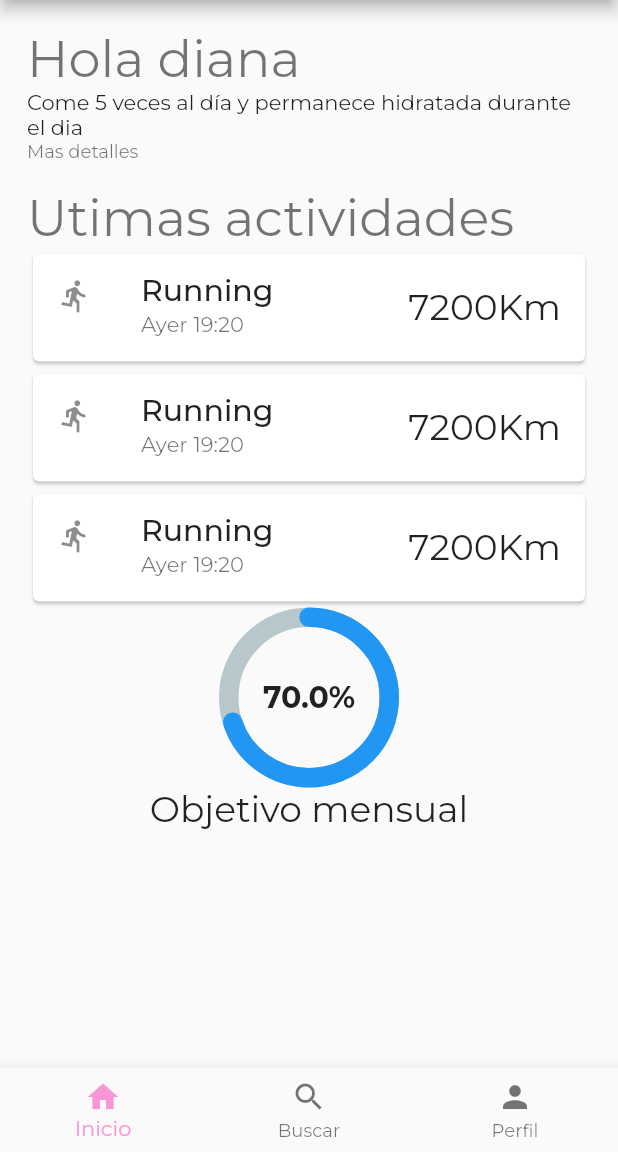
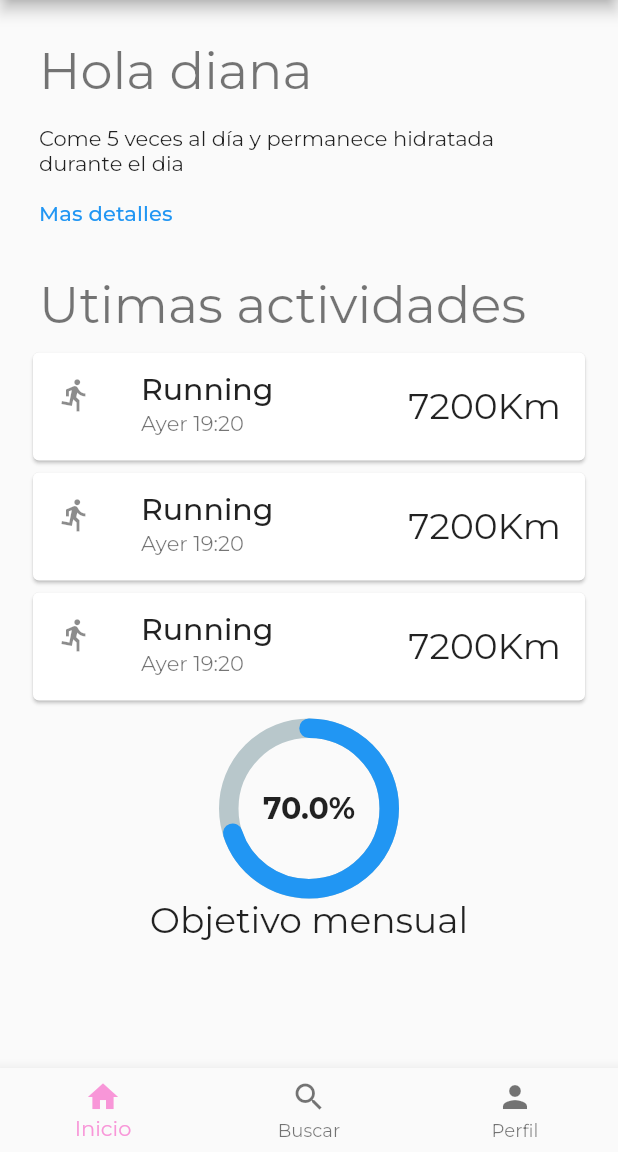
Before and after one commit to xavm29/activitat_avaluacio_1.4, a Flutter app: the screen it shows after launch, on a phone screen of 412 x 824 dp, the part 84-1236 px from its top. Run offline on Flutter 3.47's test engine with Material 2 defaults, Android fonts, the phone set to English and light mode, and no system bars; drawn by our look-alikes of percent_indicator; our stand-ins replace google_fonts; network calls fail.

Commit message:
Incial projecte limpiar comentarios Primers pasos Implementos colors pero no se como es fan els hex Estructura app Primera pantalla feta sense bottom navigation bar naviagation bar acabada Pantalla acabada menys color mas detalles Navegacio entre pantalles app bar menu Cambiar color mas detalles y espai

```diff
--- a/lib/screens/home.dart
+++ b/lib/screens/home.dart
@@ -29,24 +29,36 @@ class Home extends StatelessWidget {
           child: Column(
             crossAxisAlignment: CrossAxisAlignment.start,
             children: [
-              Text(
+              Padding(
+                padding: const EdgeInsets.all(8.0),
+                child: Text(
                   "Hola diana",
                   style: Theme.of(context).textTheme.headline4,
                 ),
-              Text(
+              ),
+              Padding(
+                padding: const EdgeInsets.all(8.0),
+                child: Text(
                   "Come 5 veces al día y permanece hidratada durante el dia",
                   style: Theme.of(context).textTheme.bodyMedium,
                 ),
-              Text(
+              ),
+              Padding(
+                padding: const EdgeInsets.all(8.0),
+                child: Text(
                   "Mas detalles",
-                style: Theme.of(context).textTheme.bodySmall,
+                  style: Theme.of(context).textTheme.subtitle2?.copyWith(color: Colors.blue),
+                ),
               ),
               SizedBox(
                 height: 16,
               ),
-              Text(
+              Padding(
+                padding: const EdgeInsets.all(8.0),
+                child: Text(
                   "Utimas actividades",
                   style: Theme.of(context).textTheme.headline4,
+                ),
               ),
               Card(
                 child: ListTile(
@@ -92,6 +104,8 @@ class Home extends StatelessWidget {
               ),
               Center(
                 child: Container(
+                  child: Padding(
+                    padding: const EdgeInsets.all(8.0),
                     child: CircularPercentIndicator(
                       radius: 60.0,
                       lineWidth: 13.0,
@@ -108,6 +122,7 @@ class Home extends StatelessWidget {
                       ),
                       circularStrokeCap: CircularStrokeCap.round,
                       progressColor: Theme.of(context).primaryColor,
+                    ),
                   ),
                 ),
               ),
```
Also changed, not shown: lib/screens/profilepage.dart (+16 -9 lines). Lines whose indentation alone changed are shown as unchanged.
